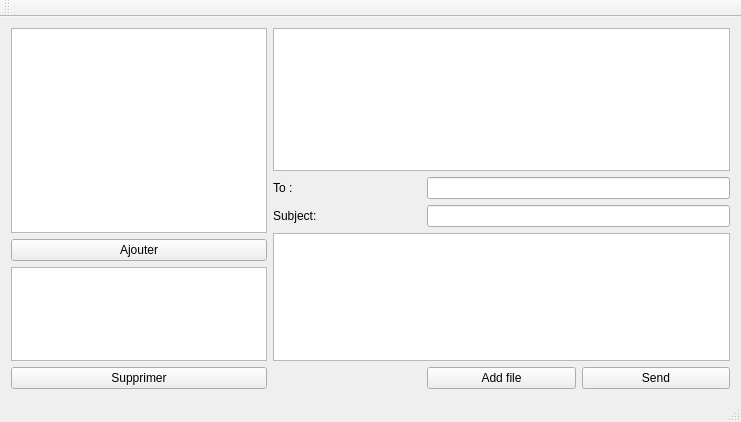
Qt form mainwindow.ui (hchaudhry/mail_client) before a commit.
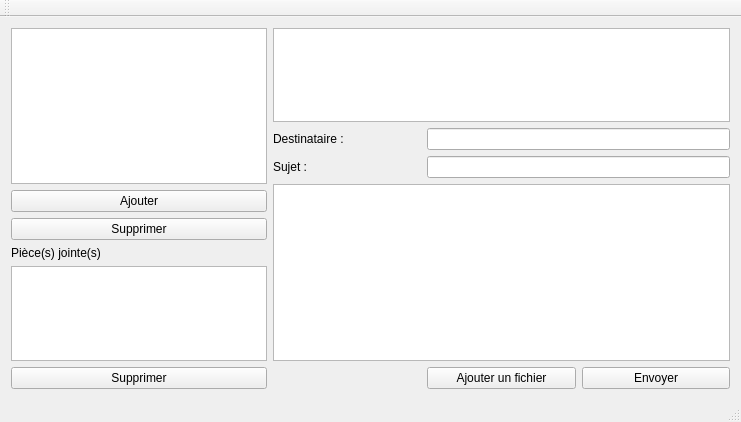
The same form after that commit.

```diff
--- a/mainwindow.ui
+++ b/mainwindow.ui
@@ -15,73 +15,87 @@
   </property>
   <widget class="QWidget" name="centralWidget">
    <layout class="QGridLayout" name="gridLayout">
-    <item row="0" column="0" rowspan="4" alignment="Qt::AlignLeft">
-     <widget class="QTableView" name="tableView_2"/>
-    </item>
-    <item row="5" column="0" rowspan="2" alignment="Qt::AlignLeft">
+    <item row="8" column="0" rowspan="2" alignment="Qt::AlignLeft">
      <widget class="QListView" name="attachments_listview"/>
     </item>
-    <item row="1" column="2" colspan="2">
+    <item row="2" column="2" colspan="2">
      <widget class="QLineEdit" name="to_textbox"/>
     </item>
-    <item row="2" column="1" alignment="Qt::AlignLeft">
+    <item row="3" column="1" alignment="Qt::AlignLeft">
      <widget class="QLabel" name="label_2">
       <property name="text">
-       <string>Subject:</string>
+       <string>Sujet :</string>
       </property>
      </widget>
     </item>
-    <item row="1" column="1" alignment="Qt::AlignLeft">
+    <item row="2" column="1" alignment="Qt::AlignLeft">
      <widget class="QLabel" name="label">
       <property name="text">
-       <string>To :</string>
+       <string>Destinataire :</string>
       </property>
      </widget>
     </item>
-    <item row="0" column="1" colspan="3">
-     <widget class="QTableView" name="tableView">
-      <property name="sizePolicy">
-       <sizepolicy hsizetype="Expanding" vsizetype="Expanding">
-        <horstretch>0</horstretch>
-        <verstretch>0</verstretch>
-       </sizepolicy>
-      </property>
-     </widget>
-    </item>
-    <item row="2" column="2" colspan="2">
-     <widget class="QLineEdit" name="subject_textbox"/>
-    </item>
-    <item row="7" column="0">
+    <item row="10" column="0">
      <widget class="QPushButton" name="delete_attachment">
       <property name="text">
        <string>Supprimer</string>
       </property>
      </widget>
     </item>
-    <item row="7" column="2">
+    <item row="10" column="2">
      <widget class="QPushButton" name="file_explorer_btn">
       <property name="text">
-       <string>Add file</string>
+       <string>Ajouter un fichier</string>
       </property>
      </widget>
     </item>
-    <item row="7" column="3">
+    <item row="3" column="2" colspan="2">
+     <widget class="QLineEdit" name="subject_textbox"/>
+    </item>
+    <item row="10" column="3">
      <widget class="QPushButton" name="sendButton">
       <property name="text">
-       <string>Send</string>
+       <string>Envoyer</string>
       </property>
      </widget>
     </item>
-    <item row="3" column="1" rowspan="4" colspan="3">
+    <item row="4" column="1" rowspan="6" colspan="3">
      <widget class="QTextEdit" name="email_conten_box"/>
     </item>
-    <item row="4" column="0">
+    <item row="5" column="0">
      <widget class="QPushButton" name="add_contact">
       <property name="text">
        <string>Ajouter</string>
       </property>
      </widget>
     </item>
+    <item row="6" column="0">
+     <widget class="QPushButton" name="delete_contact">
+      <property name="text">
+       <string>Supprimer</string>
+      </property>
+     </widget>
+    </item>
+    <item row="7" column="0">
+     <widget class="QLabel" name="label_4">
+      <property name="text">
+       <string>Pièce(s) jointe(s)</string>
+      </property>
+     </widget>
+    </item>
+    <item row="0" column="1" rowspan="2" colspan="3">
+     <widget class="QTableView" name="tableView">
+      <property name="sizePolicy">
+       <sizepolicy hsizetype="Expanding" vsizetype="Expanding">
+        <horstretch>0</horstretch>
+        <verstretch>0</verstretch>
+       </sizepolicy>
+      </property>
+     </widget>
+    </item>
+    <item row="0" column="0" rowspan="5" alignment="Qt::AlignLeft">
+     <widget class="QListView" name="contact_listview"/>
+    </item>
    </layout>
    <zorder>label</zorder>
    <zorder>to_textbox</zorder>
```
Left out of the diff: 6 changed lines with no effect on the pictures.
